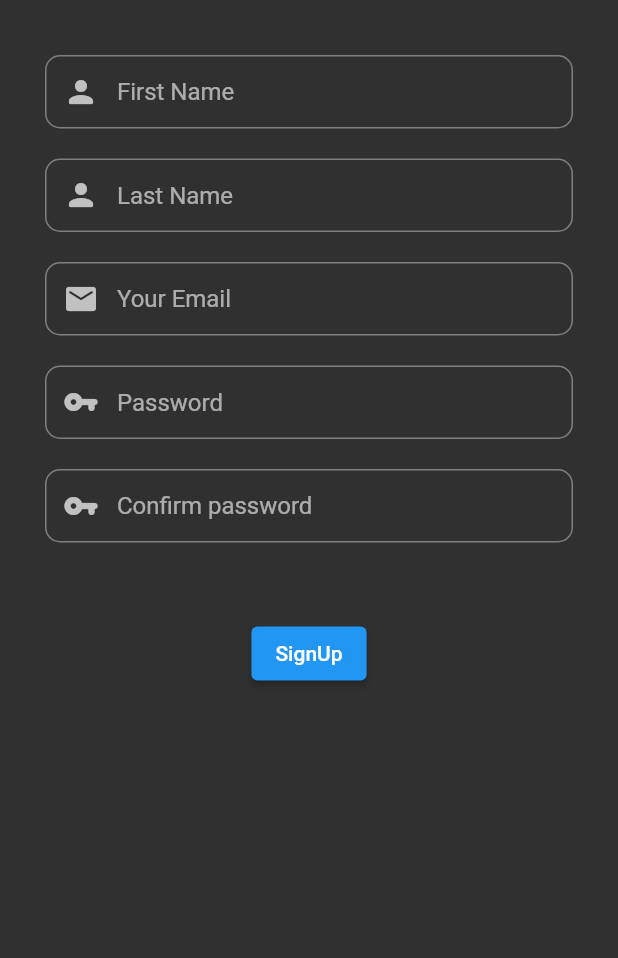
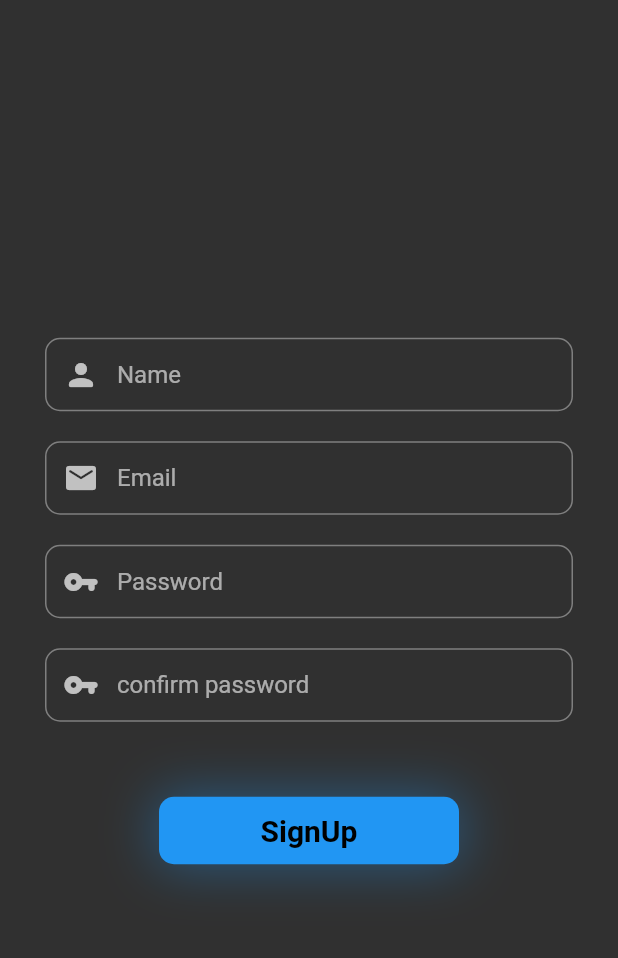
Before and after one commit to IHaveHackedYou/messenger, a Flutter app: the screen it shows after launch, after a tap on "SignUp", on a phone screen of 412 x 824 dp, the part 59-1017 px from its top. Run offline on Flutter 3.47's test engine with Material 2 defaults, Android fonts, the phone set to English and light mode, and no system bars; our stand-ins replace cloud_firestore, firebase_auth, firebase_core; accounts and stored records are empty.

Commit message:
input_field.dart as constant created and implemented/ sign in and up function finished

```diff
--- /dev/null
+++ b/lib/src/_constants/models/theme_data.dart
@@ -0,0 +1,11 @@
+import 'package:flutter/material.dart';
+
+class ThemeDataConstants {
+  static double borderRadius = 10;
+
+  static TextStyle buttonText = const TextStyle(
+    fontSize: 20,
+    fontWeight: FontWeight.bold,
+    color: Colors.black,
+  );
+}
--- /dev/null
+++ b/lib/src/_constants/widgets/input_field.dart
@@ -0,0 +1,49 @@
+import 'package:flutter/material.dart';
+import 'package:messenger/src/_constants/models/theme_data.dart';
+
+class InputField extends StatelessWidget {
+  final String hint;
+  final TextEditingController? textEditingController;
+  final TextInputType inputType;
+  final TextInputAction inputAction;
+  final bool obscureText;
+  final Icon icon;
+  final String? Function(String?)? validatorFunction;
+  final void Function()? onTap;
+  final void Function(String?)? onSavedFunction;
+
+  const InputField({
+    Key? key,
+    this.hint = "",
+    this.textEditingController,
+    this.inputAction = TextInputAction.next,
+    this.inputType = TextInputType.text,
+    this.obscureText = false,
+    this.icon = const Icon(Icons.no_food),
+    this.validatorFunction,
+    this.onTap,
+    this.onSavedFunction,
+  }) : super(key: key);
+
+  @override
+  Widget build(BuildContext context) {
+    return TextFormField(
+      controller: textEditingController,
+      keyboardType: inputType,
+      textInputAction: inputAction,
+      autofocus: false,
+      obscureText: obscureText,
+      decoration: InputDecoration(
+        prefixIcon: icon,
+        contentPadding: const EdgeInsets.fromLTRB(20, 15, 20, 15),
+        hintText: hint,
+        border: OutlineInputBorder(
+          borderRadius: BorderRadius.circular(ThemeDataConstants.borderRadius),
+        ),
+      ),
+      validator: validatorFunction,
+      onTap: onTap,
+      onSaved: onSavedFunction,
+    );
+  }
+}
--- a/lib/src/authentication/screens/sign_up_screen.dart
+++ b/lib/src/authentication/screens/sign_up_screen.dart
@@ -2,6 +2,8 @@ import 'package:customfirebase/customfirebase.dart';
 import 'package:flutter/material.dart';
 import 'package:messenger/src/_constants/models/enums.dart';
 import 'package:messenger/src/_constants/widgets/error_message.dart';
+import 'package:messenger/src/_constants/widgets/input_field.dart';
+import 'package:messenger/src/_constants/widgets/shaped_button.dart';
 import 'package:messenger/src/authentication/provider/sign_up_provider.dart';
 import 'package:provider/provider.dart';
 import "package:cloud_firestore/cloud_firestore.dart";
@@ -20,27 +22,19 @@ class _SignUpScreenState extends State<SignUpScreen> {
   Widget build(BuildContext context) {
     final _formKey = GlobalKey<FormState>();
     TextEditingController _firstNameEditingController = TextEditingController();
-    TextEditingController _lastNameEditingController = TextEditingController();
     TextEditingController _emailEditingController = TextEditingController();
     TextEditingController _passwordEditingController = TextEditingController();
     TextEditingController _confirmPasswordEditingController =
         TextEditingController();
 
-    final _fistNameFormField = TextFormField(
-      controller: _firstNameEditingController,
-      keyboardType: TextInputType.name,
-      textInputAction: TextInputAction.next,
-      autofocus: false,
-      obscureText: false,
-      decoration: InputDecoration(
-        prefixIcon: const Icon(Icons.person_rounded),
-        contentPadding: const EdgeInsets.fromLTRB(20, 15, 20, 15),
-        hintText: "First Name",
-        border: OutlineInputBorder(
-          borderRadius: BorderRadius.circular(10),
-        ),
-      ),
-      validator: (value) {
+    //ScrollController _controller = ScrollController();
+
+    final _fistNameFormField = InputField(
+      textEditingController: _firstNameEditingController,
+      inputType: TextInputType.name,
+      icon: const Icon(Icons.person_rounded),
+      hint: "Name",
+      validatorFunction: (value) {
         if (value!.isEmpty) {
           return "Please enter your First Name";
         } else if (value.length > 10) {
@@ -48,52 +42,16 @@ class _SignUpScreenState extends State<SignUpScreen> {
         }
         return null;
       },
-      onSaved: (value) {
-        _firstNameEditingController.text = value!;
-      },
-    );
-    final _lastNameFormField = TextFormField(
-      controller: _lastNameEditingController,
-      keyboardType: TextInputType.name,
-      textInputAction: TextInputAction.next,
-      autofocus: false,
-      obscureText: false,
-      decoration: InputDecoration(
-        prefixIcon: const Icon(Icons.person_rounded),
-        contentPadding: const EdgeInsets.fromLTRB(20, 15, 20, 15),
-        hintText: "Last Name",
-        border: OutlineInputBorder(
-          borderRadius: BorderRadius.circular(10),
-        ),
-      ),
-      validator: (value) {
-        if (value!.isEmpty) {
-          return "Please enter your last name";
-        } else if (value.length > 10) {
-          return "Your name is too long";
-        }
-        return null;
-      },
-      onSaved: (value) {
-        _lastNameEditingController.text = value!;
-      },
+      //onTap: () => _controller.jumpTo(_controller.position.maxScrollExtent),
+      onSavedFunction: (value) => _firstNameEditingController.text = value!,
     );
 
-    final _emailFormField = TextFormField(
-      controller: _emailEditingController,
-      keyboardType: TextInputType.emailAddress,
-      textInputAction: TextInputAction.next,
-      autofocus: false,
-      obscureText: false,
-      decoration: InputDecoration(
-        prefixIcon: const Icon(Icons.email_rounded),
-        contentPadding: const EdgeInsets.fromLTRB(20, 15, 20, 15),
-        hintText: "Your Email",
-        border: OutlineInputBorder(
-          borderRadius: BorderRadius.circular(10),
-        ),
-      ),
-      validator: (value) {
+    final _emailFormField = InputField(
+      textEditingController: _emailEditingController,
+      inputType: TextInputType.emailAddress,
+      hint: "Email",
+      icon: const Icon(Icons.email_rounded),
+      validatorFunction: (value) {
         if (value!.isEmpty) {
           return "Please enter your Email";
         } else if (!value.contains("@") && !value.contains(".")) {
@@ -101,26 +59,18 @@ class _SignUpScreenState extends State<SignUpScreen> {
         }
         return null;
       },
-      onSaved: (value) {
+      onSavedFunction: (value) {
         _emailEditingController.text = value!;
       },
     );
 
-    final _passwordNameFormField = TextFormField(
-      controller: _passwordEditingController,
-      keyboardType: TextInputType.visiblePassword,
-      textInputAction: TextInputAction.next,
-      autofocus: false,
+    final _passwordFormField = InputField(
+      textEditingController: _passwordEditingController,
+      inputType: TextInputType.visiblePassword,
+      hint: "Password",
       obscureText: true,
-      decoration: InputDecoration(
-        prefixIcon: const Icon(Icons.vpn_key_rounded),
-        contentPadding: const EdgeInsets.fromLTRB(20, 15, 20, 15),
-        hintText: "Password",
-        border: OutlineInputBorder(
-          borderRadius: BorderRadius.circular(10),
-        ),
-      ),
-      validator: (value) {
+      icon: const Icon(Icons.vpn_key_rounded),
+      validatorFunction: (value) {
         if (value!.isEmpty) {
           return "Please enter your Password";
         } else if (value.length < 8) {
@@ -128,26 +78,19 @@ class _SignUpScreenState extends State<SignUpScreen> {
         }
         return null;
       },
-      onSaved: (value) {
+      onSavedFunction: (value) {
         _passwordEditingController.text = value!;
       },
     );
 
-    final _confirmPasswordFormField = TextFormField(
-      controller: _confirmPasswordEditingController,
-      keyboardType: TextInputType.visiblePassword,
-      textInputAction: TextInputAction.done,
-      autofocus: false,
+    final _confirmPasswordFormField = InputField(
+      textEditingController: _confirmPasswordEditingController,
+      inputType: TextInputType.visiblePassword,
+      inputAction: TextInputAction.done,
+      hint: "confirm password",
       obscureText: true,
-      decoration: InputDecoration(
-        prefixIcon: const Icon(Icons.vpn_key_rounded),
-        contentPadding: const EdgeInsets.fromLTRB(20, 15, 20, 15),
-        hintText: "Confirm password",
-        border: OutlineInputBorder(
-          borderRadius: BorderRadius.circular(10),
-        ),
-      ),
-      validator: (value) {
+      icon: const Icon(Icons.vpn_key_rounded),
+      validatorFunction: (value) {
         if (value!.isEmpty) {
           return "Please confirm your password";
         } else if (value != _passwordEditingController.text) {
@@ -155,7 +98,7 @@ class _SignUpScreenState extends State<SignUpScreen> {
         }
         return null;
       },
-      onSaved: (value) {
+      onSavedFunction: (value) {
         _confirmPasswordEditingController.text = value!;
       },
     );
@@ -168,7 +111,6 @@ class _SignUpScreenState extends State<SignUpScreen> {
         switch (provider.authState) {
           // show sign up forms
           case AuthenticationState.start:
-            // TODO replace with Sign up forms
             return Scaffold(
               appBar: AppBar(
                 title: Text(
@@ -180,25 +122,25 @@ class _SignUpScreenState extends State<SignUpScreen> {
                 elevation: 0,
                 shadowColor: Colors.transparent,
               ),
-              body: Form(
+              body: Center(
+                child: Form(
                   key: _formKey,
                   child: Padding(
                     padding:
-                      const EdgeInsets.symmetric(vertical: 20, horizontal: 30),
+                        const EdgeInsets.symmetric(vertical: 0, horizontal: 30),
                     child: SingleChildScrollView(
+                      //controller: _controller,
                       child: Column(
                         children: [
                           _fistNameFormField,
                           const SizedBox(height: 20),
-                        _lastNameFormField,
-                        const SizedBox(height: 20),
                           _emailFormField,
                           const SizedBox(height: 20),
-                        _passwordNameFormField,
+                          _passwordFormField,
                           const SizedBox(height: 20),
                           _confirmPasswordFormField,
                           const SizedBox(height: 50),
-                        ElevatedButton(
+                          ShapedButton(
                             onPressed: () {
                               if (_formKey.currentState!.validate()) {
                                 signUp(
@@ -208,9 +150,10 @@ class _SignUpScreenState extends State<SignUpScreen> {
                                     provider);
                               }
                             },
-                          child: const Text("SignUp"),
+                            title: ("SignUp"),
                           ),
                         ],
+                      ),
                     ),
                   ),
                 ),
```
Also changed, not shown: lib/src/_constants/widgets/shaped_button.dart (+11 -49 lines), lib/src/authentication/screens/sign_in_screen.dart (+25 -40 lines). Lines whose indentation alone changed are shown as unchanged.
